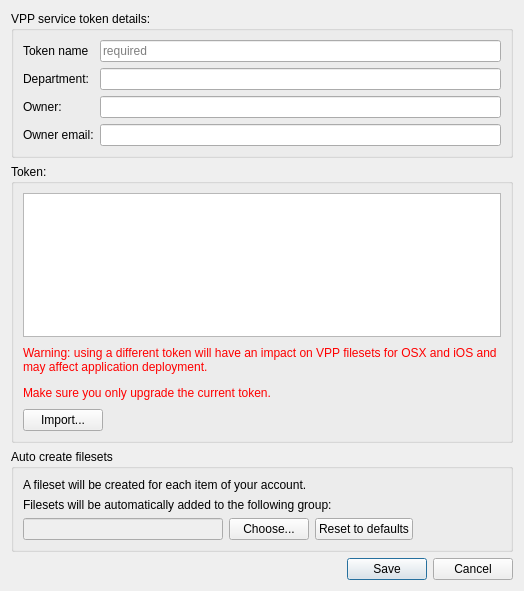
Above: FWAdminLib/vppv2/VPPServiceTokenDlg.ui from fw-dev/translations before the change. Below: the same form after it.
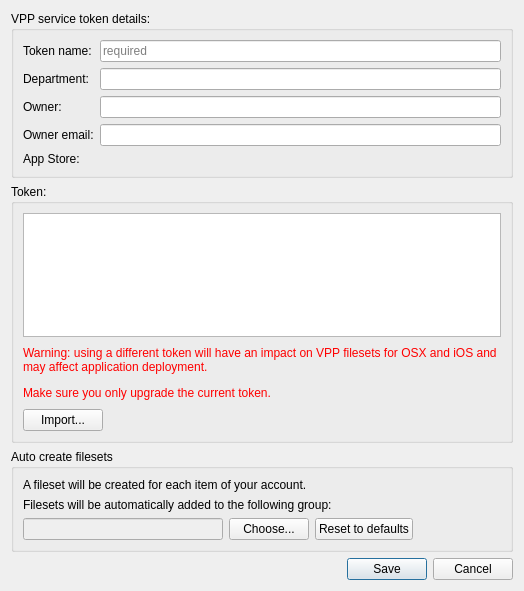
That is the form after the change. Custom widgets are drawn as their Qt base class.

Diff of the .ui file:
```diff
--- a/FWAdminLib/vppv2/VPPServiceTokenDlg.ui
+++ b/FWAdminLib/vppv2/VPPServiceTokenDlg.ui
@@ -45,7 +45,7 @@
              <string>The token name will be displayed to the end user when invited to join the organization</string>
             </property>
             <property name="text">
-             <string>Token name</string>
+             <string>Token name:</string>
             </property>
            </widget>
           </item>
@@ -113,6 +113,16 @@
             </property>
            </widget>
           </item>
+          <item row="4" column="0">
+           <widget class="QLabel" name="label_4">
+            <property name="text">
+             <string>App Store:</string>
+            </property>
+           </widget>
+          </item>
+          <item row="4" column="1">
+           <widget class="AppStoreLocale" name="localeWidget" native="true"/>
+          </item>
          </layout>
          <zorder>ownerEmailLineEdit</zorder>
          <zorder>tokenNameLineEdit</zorder>
@@ -355,6 +365,17 @@
    <header>FileWaveGuiLib/circularprogressindicator.h</header>
    <container>1</container>
   </customwidget>
+  <customwidget>
+   <class>TokenPlainTextEdit</class>
+   <extends>QPlainTextEdit</extends>
+   <header>FWAdminLib/vppv2/TokenPlainTextEdit.h</header>
+  </customwidget>
+  <customwidget>
+   <class>AppStoreLocale</class>
+   <extends>QWidget</extends>
+   <header>FWAdminLib/AppStoreLocale.h</header>
+   <container>1</container>
+  </customwidget>
  </customwidgets>
  <resources/>
  <connections>
```
Left out of the diff: 4 changed lines with no effect on the pictures.
